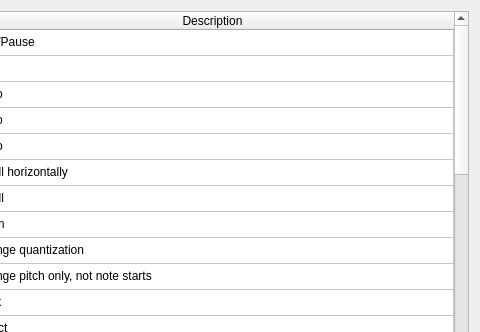
The window that src/editor/ShortcutsDialog.ui (yuxshao/ptcollab) describes before a commit, drawn with Qt 5; both pictures show x 88 to 568 and y 0 to 332 of the 568 by 433 pixel window.
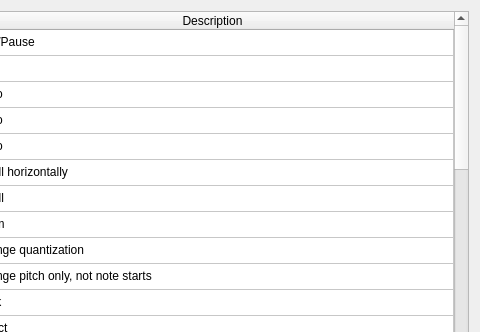
The same window after the commit.

Commit message: shift + W/S for navigating up selected units only

Patch:
```diff
--- a/src/editor/ShortcutsDialog.ui
+++ b/src/editor/ShortcutsDialog.ui
@@ -115,6 +115,11 @@
        <string/>
       </property>
      </row>
+     <row>
+      <property name="text">
+       <string>New Row</string>
+      </property>
+     </row>
      <row>
       <property name="text">
        <string/>
@@ -357,160 +362,170 @@
      </item>
      <item row="15" column="0">
       <property name="text">
-       <string>1..9</string>
+       <string>Shift+W/S/PgUp/PgDn</string>
       </property>
      </item>
      <item row="15" column="1">
       <property name="text">
-       <string>Jump to unit directly</string>
+       <string>Cycle unit among selected units</string>
       </property>
      </item>
      <item row="16" column="0">
       <property name="text">
-       <string>E/D</string>
+       <string>1..9</string>
       </property>
      </item>
      <item row="16" column="1">
       <property name="text">
-       <string>Cycle parameter</string>
+       <string>Jump to unit directly</string>
       </property>
      </item>
      <item row="17" column="0">
       <property name="text">
-       <string>F</string>
+       <string>E/D</string>
       </property>
      </item>
      <item row="17" column="1">
       <property name="text">
-       <string>Follow playhead</string>
+       <string>Cycle parameter</string>
       </property>
      </item>
      <item row="18" column="0">
       <property name="text">
-       <string>F1..F4</string>
+       <string>F</string>
       </property>
      </item>
      <item row="18" column="1">
       <property name="text">
-       <string>Switch tabs</string>
+       <string>Follow playhead</string>
       </property>
      </item>
      <item row="19" column="0">
       <property name="text">
-       <string>C</string>
+       <string>F1..F4</string>
       </property>
      </item>
      <item row="19" column="1">
       <property name="text">
-       <string>Toggle if a parameter is copied</string>
+       <string>Switch tabs</string>
       </property>
      </item>
      <item row="20" column="0">
       <property name="text">
-       <string>Shift+D</string>
+       <string>C</string>
       </property>
      </item>
      <item row="20" column="1">
       <property name="text">
-       <string>Toggle dark piano roll</string>
+       <string>Toggle if a parameter is copied</string>
       </property>
      </item>
      <item row="21" column="0">
       <property name="text">
-       <string>M</string>
+       <string>Shift+D</string>
       </property>
      </item>
      <item row="21" column="1">
       <property name="text">
-       <string>Toggle mute</string>
+       <string>Toggle dark piano roll</string>
       </property>
      </item>
      <item row="22" column="0">
       <property name="text">
-       <string>Shift+M</string>
+       <string>M</string>
       </property>
      </item>
      <item row="22" column="1">
       <property name="text">
-       <string>Cycle solo (between current unit, selected units, all)</string>
+       <string>Toggle mute</string>
       </property>
      </item>
      <item row="23" column="0">
       <property name="text">
-       <string>J,L</string>
+       <string>Shift+M</string>
       </property>
      </item>
      <item row="23" column="1">
       <property name="text">
-       <string>Step forward / back (useful for MIDI input)</string>
+       <string>Cycle solo (between current unit, selected units, all)</string>
       </property>
      </item>
      <item row="24" column="0">
       <property name="text">
-       <string>Ctrl+L</string>
+       <string>J,L</string>
       </property>
      </item>
      <item row="24" column="1">
       <property name="text">
-       <string>Toggle auto-step forward on note input</string>
+       <string>Step forward / back (useful for MIDI input)</string>
       </property>
      </item>
      <item row="25" column="0">
       <property name="text">
-       <string>I,K</string>
+       <string>Ctrl+L</string>
       </property>
      </item>
      <item row="25" column="1">
       <property name="text">
-       <string>Increase / decrease step size (useful for MIDI)</string>
+       <string>Toggle auto-step forward on note input</string>
       </property>
      </item>
      <item row="26" column="0">
       <property name="text">
-       <string>Alt+Q</string>
+       <string>I,K</string>
       </property>
      </item>
      <item row="26" column="1">
       <property name="text">
-       <string>Quantize selection (useful for MIDI)</string>
+       <string>Increase / decrease step size (useful for MIDI)</string>
       </property>
      </item>
      <item row="27" column="0">
       <property name="text">
-       <string>Ctrl+Shift+C</string>
+       <string>Alt+Q</string>
       </property>
      </item>
      <item row="27" column="1">
       <property name="text">
-       <string>Toggle copy options dialog</string>
+       <string>Quantize selection (useful for MIDI)</string>
       </property>
      </item>
      <item row="28" column="0">
       <property name="text">
-       <string>Ctrl+Shift+(A/D)</string>
+       <string>Ctrl+Shift+C</string>
       </property>
      </item>
      <item row="28" column="1">
       <property name="text">
-       <string>(De)select all units</string>
+       <string>Toggle copy options dialog</string>
       </property>
      </item>
      <item row="29" column="0">
       <property name="text">
-       <string>Ctrl+P</string>
+       <string>Ctrl+Shift+(A/D)</string>
       </property>
      </item>
      <item row="29" column="1">
       <property name="text">
-       <string>Toggle preview with all units</string>
+       <string>(De)select all units</string>
       </property>
      </item>
      <item row="30" column="0">
       <property name="text">
-       <string>Ctrl+(Shift)+(Left/Right)</string>
+       <string>Ctrl+P</string>
       </property>
      </item>
      <item row="30" column="1">
+      <property name="text">
+       <string>Toggle preview with all units</string>
+      </property>
+     </item>
+     <item row="31" column="0">
+      <property name="text">
+       <string>Ctrl+(Shift)+(Left/Right)</string>
+      </property>
+     </item>
+     <item row="31" column="1">
       <property name="text">
        <string>Tweak selection</string>
       </property>
```
The commit also changes 4 other files.
